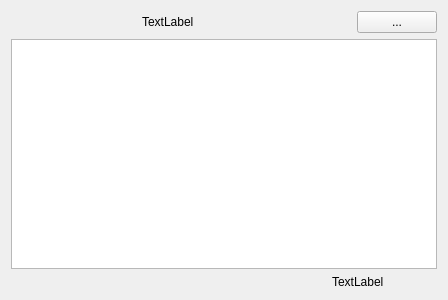
This is data/gui_data/ui/note_widget.ui in U-1055/Notizen as Qt 5 draws it before an edit. The edited form follows.
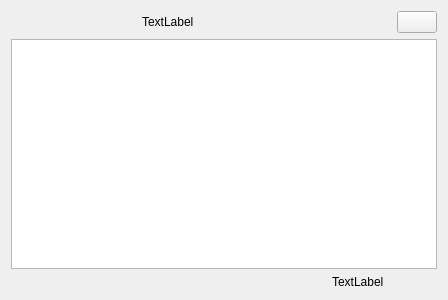
This is the edited form.

Patch:
```diff
--- a/data/gui_data/ui/note_widget.ui
+++ b/data/gui_data/ui/note_widget.ui
@@ -51,7 +51,7 @@
      <item row="0" column="1" alignment="Qt::AlignRight|Qt::AlignTop">
       <widget class="QPushButton" name="btn_ops">
        <property name="text">
-        <string>...</string>
+        <string/>
        </property>
       </widget>
      </item>
```
